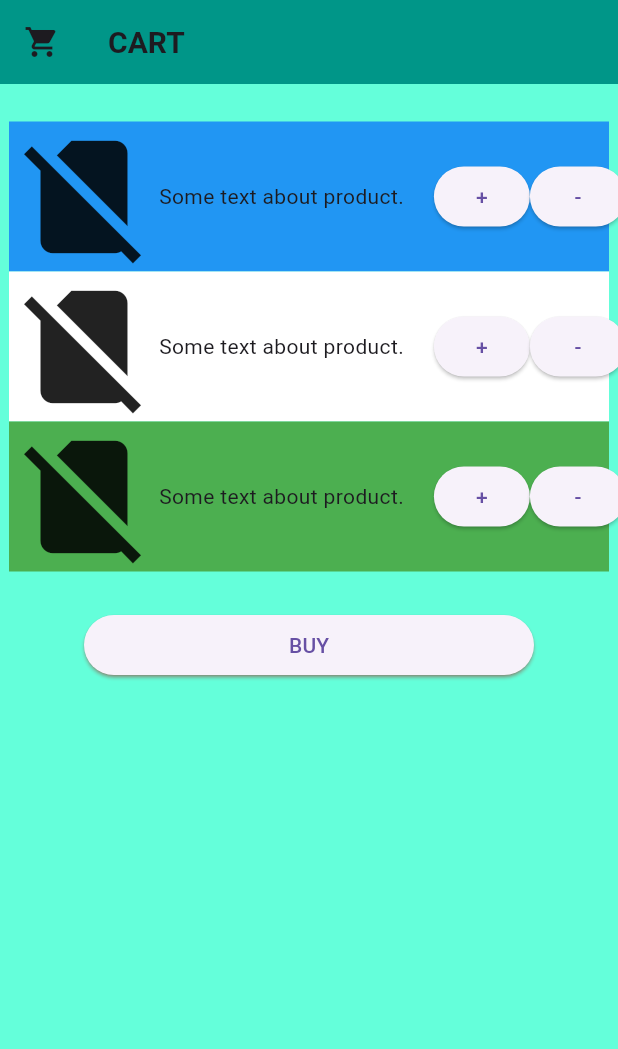
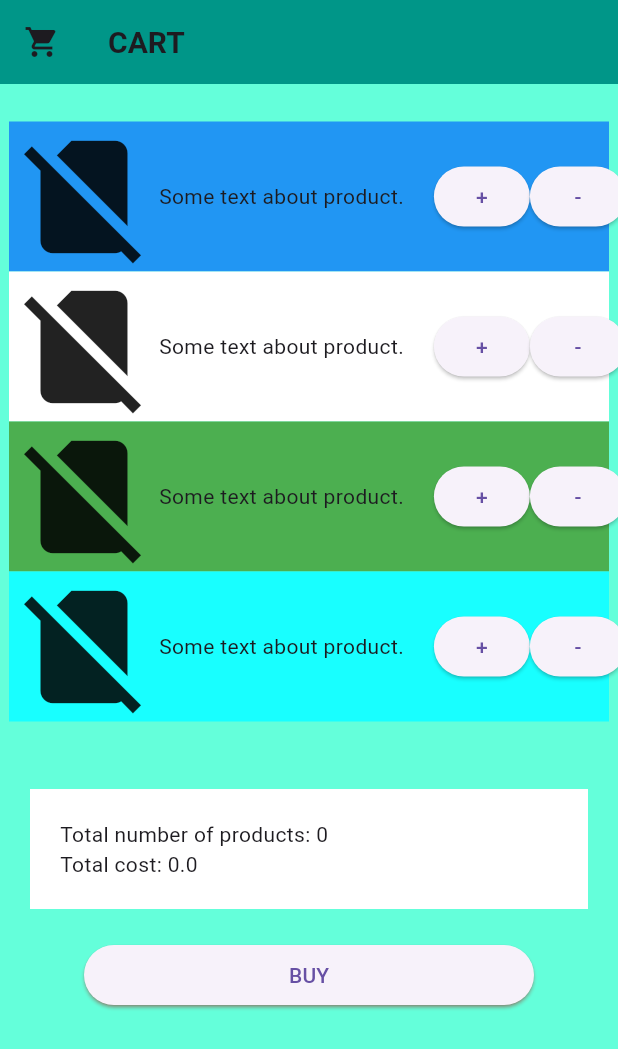
Before and after one commit to dilmurood/Flutter_Project, a Flutter app: the screen it shows after launch, on a phone screen of 412 x 824 dp. Shown: the top 1049 px of the screen. Run offline on Flutter 3.47's test engine with Material 3 defaults, Android fonts, the phone set to English and light mode, and no system bars.

Commit message:
last updates

```diff
--- a/lib/AddItemShow.dart
+++ b/lib/AddItemShow.dart
@@ -13,9 +13,10 @@ class AddItemShow extends StatelessWidget{
     final String name = args['name'];
     final String id = args['id'];
     final String price = args['price'];
+    final String info = args['info'];
 
     return Scaffold(
-      backgroundColor: Colors.teal,
+      backgroundColor: Colors.tealAccent,
       appBar: AppBar(
         title: const Text('Added Product Info'),
         backgroundColor: Colors.black38,
@@ -39,10 +40,9 @@ class AddItemShow extends StatelessWidget{
               style: const TextStyle(fontSize: 18.0),
             ),
             Text(
-              'Info: $price',
+              'Info: $info',
               style: const TextStyle(fontSize: 18.0),
             ),
-
             const Center(
               child: Row(
                 mainAxisAlignment: MainAxisAlignment.spaceEvenly,
--- a/lib/Cart.dart
+++ b/lib/Cart.dart
@@ -1,13 +1,17 @@
 import 'dart:math';
 import 'package:flutter/material.dart';
-import 'package:flutter_project/PaymentMethod.dart';
+import 'package:flutter_project/RegisterationScreen.dart';
 
 class Cart extends StatelessWidget {
+  final double totalCost = 0.0;
+  final int numberOfProducts = 0;
+
   const Cart({super.key});
+
 
   void _buyPressed(BuildContext context) {
     Navigator.push(context,
-        MaterialPageRoute(builder: (context) => const PaymentMethod()));
+        MaterialPageRoute(builder: (context) => RegistrationScreen()));
   }
 
   @override
@@ -79,8 +83,33 @@ class Cart extends StatelessWidget {
               ElevatedButton(onPressed: () {}, child: const Text("-")),
             ]),
           ),
+          Container(
+            height: 100,
+            width: 400,
+            color: Colors.cyanAccent,
+            child: Row(children: <Widget>[
+              const Icon(
+                Icons.no_sim,
+                size: 100,
+              ),
+              const Text("Some text about product."),
+              const SizedBox(
+                width: 20,
+              ),
+              ElevatedButton(onPressed: () {}, child: const Text("+")),
+              ElevatedButton(onPressed: () {}, child: const Text("-")),
+            ]),
+          ),
           const SizedBox(
             height: 25,
+          ),
+          Container(
+            color: Colors.white,
+            margin: const EdgeInsets.all(20),
+            padding: const EdgeInsets.all(20),
+            child: Row(children: <Widget>[
+               Text("Total number of products: $numberOfProducts \nTotal cost: $totalCost")
+            ]),
           ),
           ElevatedButton(
               onPressed: () {
--- a/lib/LoginScreen.dart
+++ b/lib/LoginScreen.dart
@@ -12,7 +12,7 @@ class LoginScreen extends StatelessWidget {
   void _register(BuildContext context) {
     Navigator.push(
         context, //
-        MaterialPageRoute(builder: (context) => RegistrationScreen()));
+        MaterialPageRoute(builder: (_) => RegistrationScreen()));
   }
 
   @override
--- a/lib/RegisterationScreen.dart
+++ b/lib/RegisterationScreen.dart
@@ -89,7 +89,7 @@ class RegistrationScreen extends StatelessWidget {
               ),
             ),
             const Text(
-              'Phone',
+              'Phone number: ',
               style: TextStyle(fontSize: 16.0),
             ),
             const SizedBox(height: 16.0),
--- a/lib/main.dart
+++ b/lib/main.dart
@@ -4,6 +4,7 @@ import 'package:flutter_project/AddItemShow.dart';
 import 'package:flutter_project/Cart.dart';
 import 'package:flutter_project/LoginScreen.dart';
 import 'package:flutter_project/ProfileScreen.dart';
+import 'package:flutter_project/RegisterationScreen.dart';
 
 void main() {
   runApp(const MyApp());
@@ -17,10 +18,14 @@ class MyApp extends StatelessWidget {
   Widget build(BuildContext context) {
     return MaterialApp(
       title: 'My App',
-      home: const Cart(),
+      home: Cart(),
       routes: {
         '/ProfileScreen': (context) => const ProfileScreen(),
         '/AddItemShow': (context) => const AddItemShow(),
+        // '/Cart' :(context) =>  Cart(),
+        '/RegisterationScreen' :(context) =>  RegistrationScreen(),
+        '/LoginScreen' :(context) =>  LoginScreen(),
+        '/AddItem' :(context) =>  AddItem(),
 
         // Other routes if any...
       },
```
Also changed, not shown: lib/AddItem.dart (+6 -4 lines), 1 other file.
